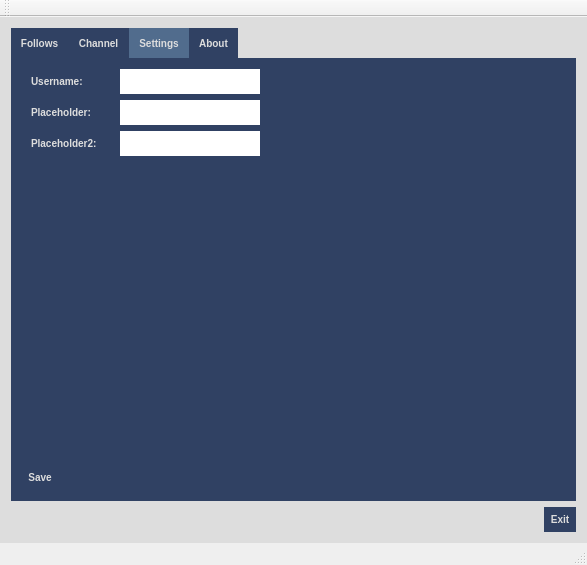
Above: mainwindow.ui from Rutle/twitch-program before the change. Below: the same form after it.
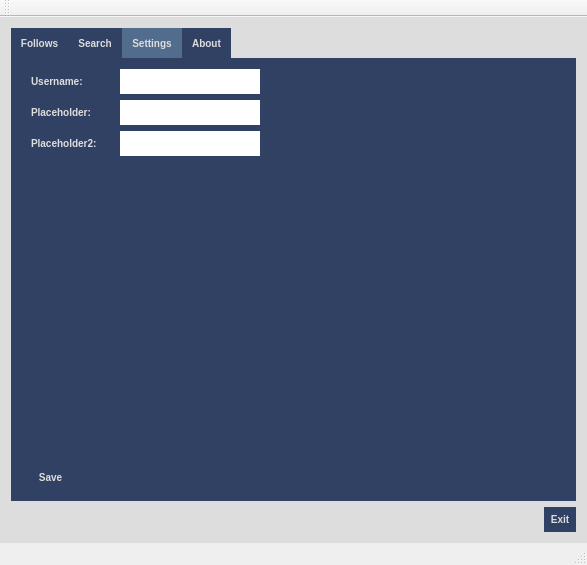
That is the form after the change. The open tabs and pages were chosen to show the change.

What changed in the file:
```diff
--- a/mainwindow.ui
+++ b/mainwindow.ui
@@ -219,7 +219,10 @@
       </widget>
       <widget class="QWidget" name="channel">
        <attribute name="title">
-        <string>Channel</string>
+        <string>Search</string>
+       </attribute>
+       <attribute name="whatsThis">
+        <string>Search a channel.</string>
        </attribute>
        <widget class="QWidget" name="verticalLayoutWidget_2">
         <property name="geometry">
@@ -479,6 +482,18 @@
          <layout class="QHBoxLayout" name="horizontalLayout_6">
           <item>
            <widget class="QPushButton" name="save_settings_button">
+            <property name="sizePolicy">
+             <sizepolicy hsizetype="Fixed" vsizetype="Fixed">
+              <horstretch>0</horstretch>
+              <verstretch>0</verstretch>
+             </sizepolicy>
+            </property>
+            <property name="minimumSize">
+             <size>
+              <width>57</width>
+              <height>18</height>
+             </size>
+            </property>
             <property name="text">
              <string>Save</string>
             </property>
```
Left out of the diff: 8 changed lines with no effect on the pictures.
